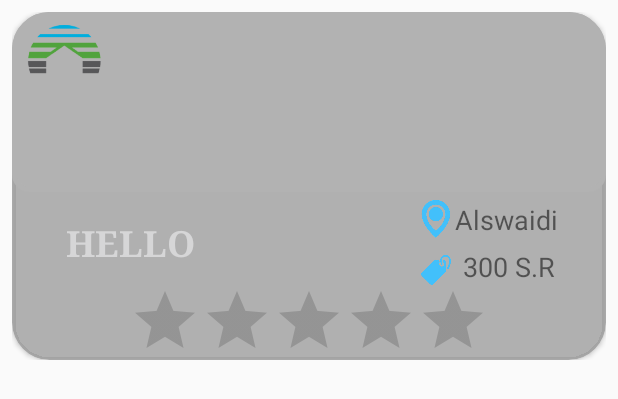
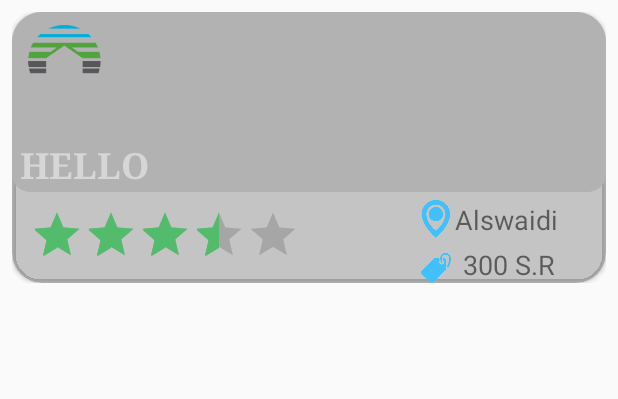
Before and after one commit to Almortah/Almortah3, an Android app: the layout chalet_list_item.xml on its own in the app's theme, with its tools: preview values and no code run, on a phone screen of 412 x 824 dp. Shown: the top 399 px of the screen. Run offline under Robolectric (Android 15) with nearby library versions, the phone set to English and light mode, and no system bars.

Commit message:
AlMortah v1.4

```diff
--- a/app/src/main/java/com/almortah/almortah/ChaletsListFragment.java
+++ b/app/src/main/java/com/almortah/almortah/ChaletsListFragment.java
@@ -73,8 +73,9 @@ public class ChaletsListFragment extends Fragment {
             }
         });
 
-        mAdapter.notifyDataSetChanged();
         return view;
     }
 
+
+
 }
--- a/app/src/main/java/com/almortah/almortah/HomePage.java
+++ b/app/src/main/java/com/almortah/almortah/HomePage.java
@@ -20,16 +20,16 @@ public class HomePage extends AppCompatActivity {
 
         ViewPager viewPager = (ViewPager) findViewById(R.id.pager);
         ViewPagerAdapter adapter = new ViewPagerAdapter(getSupportFragmentManager());
-        adapter.addFragment(new ChaletsListFragment(), "List");
-        adapter.addFragment(new ChaletcMapFragment(), "Map");
+        adapter.addFragment(new ChaletsListFragment(), getString(R.string.list) );
+        adapter.addFragment(new ChaletcMapFragment(), getString(R.string.map) );
         viewPager.setAdapter(adapter);
+        adapter.notifyDataSetChanged();
 
         TabLayout tabLayout = (TabLayout) findViewById(R.id.tabs);
         tabLayout.setupWithViewPager(viewPager);
 
 
     }
-
 
 
     // Adapter for the viewpager using FragmentPagerAdapter
--- a/app/src/main/res/layout/chalet_list_item.xml
+++ b/app/src/main/res/layout/chalet_list_item.xml
@@ -17,8 +17,8 @@
         android:layout_width="wrap_content"
         android:layout_height="wrap_content"
         android:layout_gravity="center"
-        app:cardBackgroundColor="@color/cardColor"
-        app:cardCornerRadius="25dp">
+        app:cardBackgroundColor="@color/cardview_shadow_start_color"
+        app:cardCornerRadius="20dp">
 
         <LinearLayout
             android:layout_width="match_parent"
@@ -36,7 +36,8 @@
                     android:layout_gravity="center"
                     android:adjustViewBounds="true"
                     android:background="@drawable/gray_border"
-                    android:scaleType="centerCrop" />
+                    android:scaleType="centerCrop"
+                     />
 
                 <ImageView
                     android:id="@+id/logoNoName"
@@ -46,6 +47,20 @@
                     android:layout_weight="0.39"
                     app:srcCompat="@drawable/logo_noname" />
 
+                <TextView
+                    android:id="@+id/chaletName"
+                    android:layout_width="wrap_content"
+                    android:layout_height="wrap_content"
+                    android:fontFamily="serif"
+                    android:gravity="center"
+                    android:paddingStart="5dp"
+                    android:paddingTop="85dp"
+                    android:textAllCaps="true"
+                    android:textColor="@color/pick_white"
+                    android:textSize="24sp"
+                    android:textStyle="bold"
+                    tools:text="Hello" />
+
             </RelativeLayout>
 
             <RelativeLayout
@@ -53,21 +68,17 @@
                 android:layout_height="wrap_content"
                 android:layout_marginTop="5dp">
 
-                <TextView
-                    android:id="@+id/chaletName"
+                <RatingBar
+                    android:id="@+id/chaletRating"
+                    style="@style/Widget.AppCompat.RatingBar.Indicator"
                     android:layout_width="wrap_content"
-                    android:layout_height="wrap_content"
-                    android:layout_alignParentStart="true"
-                    android:layout_alignTop="@+id/normalPrice"
-                    android:layout_marginLeft="20dp"
-                    android:layout_marginStart="36dp"
-                    android:fontFamily="serif"
-                    android:gravity="center"
-                    android:textAllCaps="true"
-                    android:textColor="@color/pick_black"
-                    android:textSize="24sp"
-                    android:textStyle="bold"
-                    tools:text="Hello" />
+                    android:layout_height="40dp"
+                    android:layout_marginLeft="12dp"
+                    android:layout_marginTop="5dp"
+                    android:isIndicator="true"
+                    android:numStars="5"
+                    android:rating="3.5"
+                    android:stepSize="0" />
 
                 <ImageView
                     android:id="@+id/locationLogo"
@@ -94,7 +105,7 @@
                     android:layout_width="25dp"
                     android:layout_height="20dp"
                     android:layout_below="@+id/locationLogo"
-                    android:layout_marginTop="11dp"
+                    android:layout_marginTop="10dp"
                     android:layout_toStartOf="@+id/normalPrice"
                     app:srcCompat="@drawable/price_icon" />
 
@@ -109,21 +120,6 @@
                     android:textSize="18sp" />
             </RelativeLayout>
 
-            <LinearLayout
-                android:layout_width="match_parent"
-                android:layout_height="50dp"
-                android:gravity="center"
-                android:weightSum="1">
-
-                <RatingBar
-                    android:id="@+id/chaletRating"
-                    android:layout_width="wrap_content"
-                    android:layout_height="wrap_content"
-                    android:isIndicator="true"
-                    android:numStars="5" />
-
-            </LinearLayout>
-
 
         </LinearLayout>
 
--- a/app/src/main/res/values/strings.xml
+++ b/app/src/main/res/values/strings.xml
@@ -3,6 +3,8 @@
     <string name="app_name">ALMORTAH</string>
     <string name="Price">Price</string>
     <string name="title_activity_chalet_list">Rest-houses and chalets</string>
+    <string name="list">View by list</string>
+    <string name="map">View by Maps</string>
 
     <!-- Strings related to Settings -->
     <string name="login">Login</string>
```
Also changed, not shown: 1 other file.
